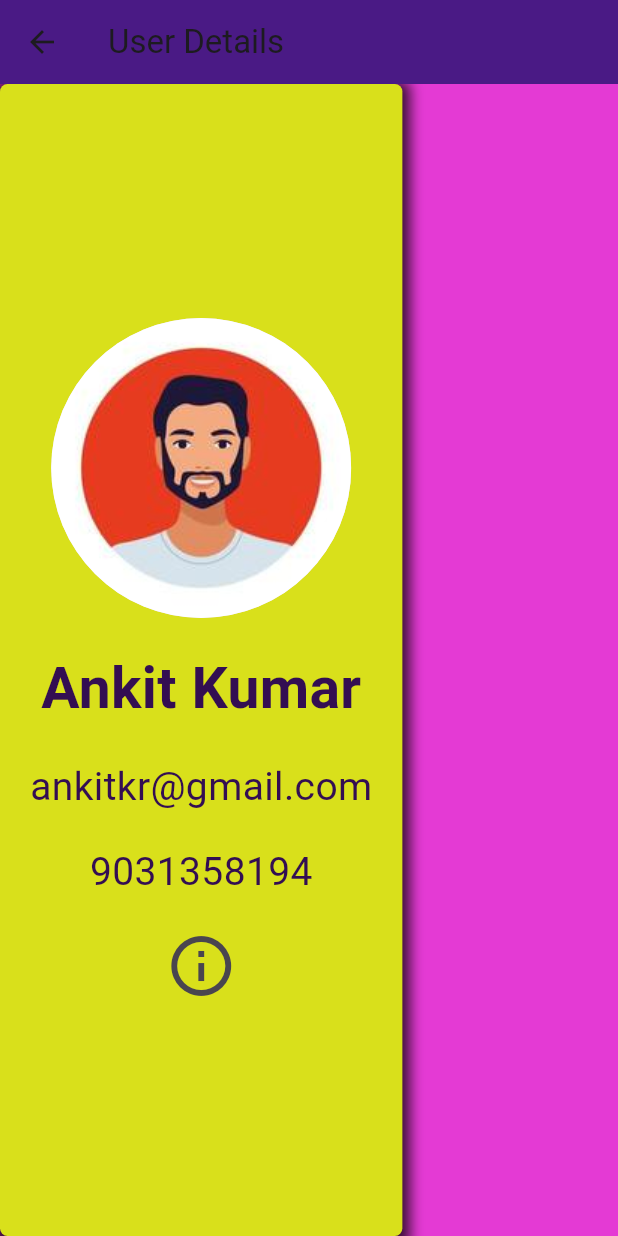
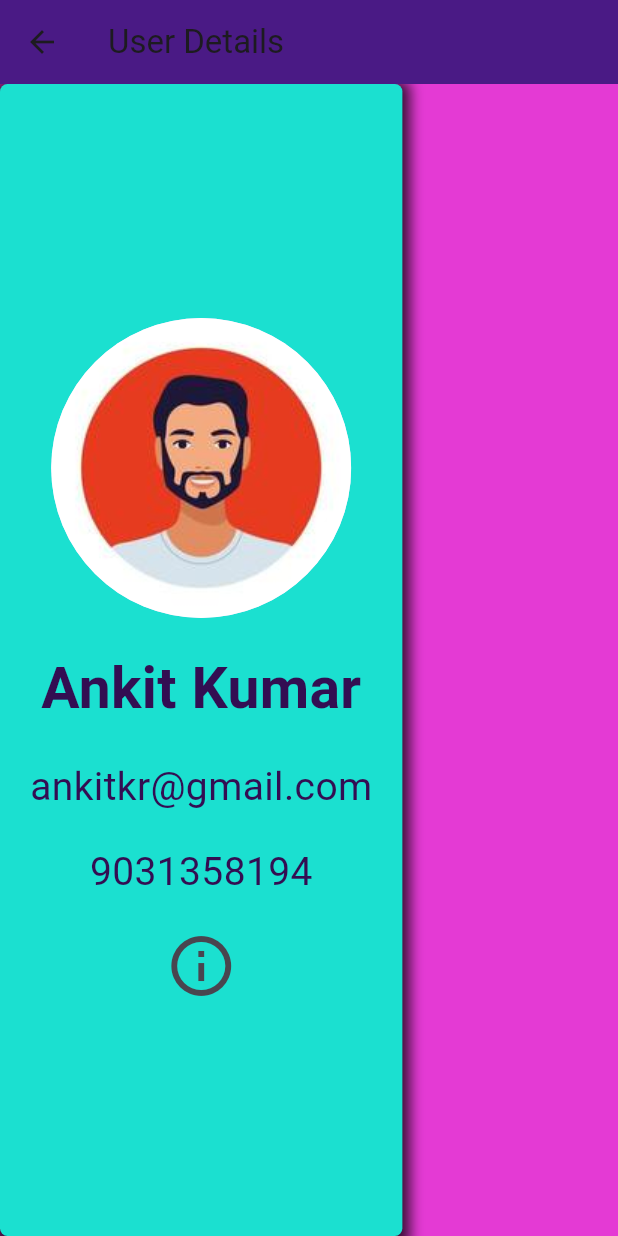
Before and after one commit to ankit071105/SilentSpeak, a Flutter app: the screen it shows after launch, after a tap on "Login", after a tap on the "perm contact calendar" icon, on a phone screen of 412 x 824 dp. Run offline on Flutter 3.47's test engine with Material 3 defaults, Android fonts, the phone set to English and light mode, and no system bars; our stand-ins replace video_player.

Commit message:
Add files via upload

```diff
--- a/lib/contact_us.dart
+++ b/lib/contact_us.dart
@@ -1,6 +1,5 @@
 import 'package:flutter/material.dart';
-import 'package:news/post.dart';
-import 'main.dart';
+
 
 class ContactUsPage extends StatelessWidget {
   @override
@@ -62,7 +61,7 @@ class ContactUsPage extends StatelessWidget {
                           borderRadius: BorderRadius.circular(40), // Adjust the radius as needed
                           child: Image.asset(
                             'assets/images/1209.jpeg', // Replace with your image path
-                            height: 250,
+                            height: 200,
                           ),
                         )
 
--- a/lib/game.dart
+++ b/lib/game.dart
@@ -5,16 +5,16 @@ import 'stone.dart';
 
 void main() {
   runApp(MaterialApp(
-    home: MyApp(),
+    home: Hello(),
   ));
 }
 
-class MyApp extends StatefulWidget {
+class Hello extends StatefulWidget {
   @override
   _MyAppState createState() => _MyAppState();
 }
 
-class _MyAppState extends State<MyApp> with SingleTickerProviderStateMixin {
+class _MyAppState extends State<Hello> with SingleTickerProviderStateMixin {
   late AnimationController _controller;
   late Animation<double> _imageAnimation;
   late Animation<Offset> _buttonAnimation;
--- a/lib/home.dart
+++ b/lib/home.dart
@@ -31,13 +31,14 @@ class _HomeState extends State<Home> {
               : Matrix4.translationValues(500, 0, 0), // Slide in from the right
           child: Container(
             decoration: BoxDecoration(
-              color: Color(0xff6ad7ff),
+              color: Color(0xff9ef7ff),
               borderRadius: BorderRadius.only(
                 bottomLeft: Radius.circular(50.0),
                 topLeft: Radius.circular(50.0),
               ),
             ),
-            margin: EdgeInsets.only(left: 20.0),
+            margin: EdgeInsets.only(left: 30.0,bottom: 50),
+
             height: 400,
             width: double.infinity,
             child: ClipRRect(
@@ -74,7 +75,7 @@ class _HomeState extends State<Home> {
                       fontStyle: FontStyle.italic,
                       fontFamily: 'Futura',
                       fontWeight: FontWeight.w600,
-                      color: Color(0xff2e063a),
+                      color: Color(0xffc7f3ff),
                     ),
                   ),
                   SizedBox(height: 20),
@@ -85,7 +86,7 @@ class _HomeState extends State<Home> {
                       fontStyle: FontStyle.italic,
                       fontFamily: 'Futura',
                       fontWeight: FontWeight.w600,
-                      color: Color(0xff2e063a),
+                      color: Color(0xffffde71),
                     ),
                   ),
                 ],
--- a/lib/main.dart
+++ b/lib/main.dart
@@ -85,7 +85,7 @@ class LoginPage extends StatelessWidget {
   @override
   Widget build(BuildContext context) {
     return Scaffold(
-      backgroundColor: Color(0xff5fffc2),
+      backgroundColor: Color(0xff9dafbb),
       body: Center(
         child: SingleChildScrollView(
           child: Column(
@@ -95,7 +95,7 @@ class LoginPage extends StatelessWidget {
               Hero(
                 tag: 'logo',
                 child: CircleAvatar(
-                  radius: 200,
+                  radius: 180,
                   backgroundImage: AssetImage('assets/images/120.png'), // Replace 'assets/logo_image.png' with your image path
                 ),
               ),
@@ -139,7 +139,8 @@ class LoginPage extends StatelessWidget {
                     SizedBox(height: 20),
                     TextButton(
                       onPressed: signUpCallback,
-                      child: Text('Sign Up'),
+                      child: Text('Sign Up' , style: TextStyle(color:Color(
+                          0xff0b165d) ),),
                     ),
                   ],
                 ),
@@ -161,7 +162,7 @@ class SignUpPage extends StatelessWidget {
   @override
   Widget build(BuildContext context) {
     return Scaffold(
-      backgroundColor: Color(0xff5fffc2),
+      backgroundColor: Color(0xff6e8093),
       body: Center(
         child: SingleChildScrollView(
           child: Column(
@@ -171,8 +172,8 @@ class SignUpPage extends StatelessWidget {
               Hero(
                 tag: 'logo',
                 child: CircleAvatar(
-                  radius: 200,
-                  backgroundImage: AssetImage('assets/images/120.png'), // Replace 'assets/logo_image.png' with your image path
+                  radius: 150,
+                  backgroundImage: AssetImage('assets/images/1200.png'), // Replace 'assets/logo_image.png' with your image path
                 ),
               ),
               SizedBox(height: 40),
@@ -251,7 +252,8 @@ class SignUpPage extends StatelessWidget {
                     SizedBox(height: 20),
                     TextButton(
                       onPressed: backToLoginCallback,
-                      child: Text('Already Logged In?'),
+                      child: Text('Already Logged In?' ,
+                      style: TextStyle(color: Colors.white,),),
                     ),
                   ],
                 ),
@@ -283,14 +285,6 @@ class MainContent extends StatelessWidget {
           children: [
             Stack(
               children: [
-                Hero(
-                  tag: 'logo',
-                  child: CircleAvatar(
-                    radius: 100,
-                    backgroundImage: AssetImage('assets/images/120.png'), // Replace 'assets/logo_image.png' with your image path
-                  ),
-                ),
-                Profile(),
                 Post(),
               ],
             ),
--- a/lib/post.dart
+++ b/lib/post.dart
@@ -3,16 +3,18 @@ import 'package:news/Footer.dart';
 import 'package:news/home.dart';
 
 import 'package:news/post3.dart';
+import 'package:news/profile.dart';
 
 class Post extends StatelessWidget {
   @override
   Widget build(BuildContext context) {
     return Padding(
-      padding: const EdgeInsets.only(top: 390),
+      padding: const EdgeInsets.only(top: 0),
       child: Column(
         children: [
           Column(
             children: [
+              Profile(),
               SizedBox(height: 40),
               Home(),
               SizedBox(height: 40),
--- a/lib/post3.dart
+++ b/lib/post3.dart
@@ -100,6 +100,7 @@ class _Post3State extends State<Post3> {
     'ଷ': '--...', 'ସ': '...', 'ହ': '..-.', 'ଡ଼': '.-.--', 'ଢ଼': '.-.--.', 'ଣ଼': '.--.-', 'ଃ': '.-..-', 'ଽ': '.-.-.',
     'ଁ': '..--.', '଼': '.----', '୍': '.-.-',
     'ା': '.-', 'ି': '..-', 'ୀ': '..-..', 'ୁ': '.--', 'ୂ': '.-..-', 'େ': '-.', 'ୈ': '-.--', 'ୋ': '---', 'ୌ': '.--.', 'ୃ': '.--.-',
+    "Bijay":".-.-.-"
   };
 
   // Function to convert text to Morse code
@@ -182,7 +183,7 @@ class _Post3State extends State<Post3> {
                   updateMorseRepresentation(text);
                 },
                 decoration: InputDecoration(labelText: 'Enter Text or Morse Code'),
-                style: TextStyle(color: Color(0xff290231), ),
+                style: TextStyle(color: Color(0xffeafffb), ),
               ),
               SizedBox(height: 10.0),
               ElevatedButton(
@@ -206,23 +207,23 @@ class _Post3State extends State<Post3> {
 
               Text(
                 'Morse Representation:',
-                style: TextStyle(fontSize: 18, fontWeight: FontWeight.bold, color: Color(0xff3e0375)),
+                style: TextStyle(fontSize: 18, fontWeight: FontWeight.bold, color: Color(0xffeafffb)),
               ),
               SizedBox(height: 10.0),
               Text(
                 _morseRepresentation,
-                style: TextStyle(fontSize: 22, color: Color(0xff3e0375)),
+                style: TextStyle(fontSize: 22, color: Color(0xffeafffb)),
               ),
               SizedBox(height: 20.0),
               Text(
                 'Converted Text:',
                 style: TextStyle(fontSize: 18, fontWeight: FontWeight.bold, color: Color(
-                    0xff1e1444)),
+                    0xffeafffb)),
               ),
               SizedBox(height: 10.0),
               Text(
                 _convertedText,
-                style: TextStyle(fontSize: 28, color: Color(0xff3e0375)),
+                style: TextStyle(fontSize: 28,fontWeight: FontWeight.w900, color: Color(0xffd9e71b)),
               ),
             ],
           ),
--- a/lib/post4.dart
+++ b/lib/post4.dart
@@ -5,9 +5,9 @@ class Post4 extends StatelessWidget {
   @override
   Widget build(BuildContext context) {
     return Scaffold(
-      backgroundColor: Color(0xff09184b),
+      backgroundColor: Color(0xff055477),
       appBar: AppBar(
-        backgroundColor: Color(0xff241946),
+        backgroundColor: Color(0xff441279),
         elevation: 0,
         leading: IconButton(
           icon: Icon(Icons.arrow_back),
--- a/lib/profile.dart
+++ b/lib/profile.dart
@@ -1,6 +1,7 @@
 import 'package:flutter/material.dart';
 import 'package:news/singlepost.dart';
 import 'package:news/stone.dart';
+import 'package:news/video.dart';
 
 import 'game.dart';
 
@@ -13,13 +14,14 @@ class _ProfileState extends State<Profile> with SingleTickerProviderStateMixin {
   late AnimationController _controller;
   late Animation<double> _slideAnimation;
   late Animation<double> _fadeInAnimation;
+  late Animation<double> _shadowAnimation; // New animation for the box shadow
 
   @override
   void initState() {
     super.initState();
     _controller = AnimationController(
       vsync: this,
-      duration: Duration(milliseconds: 2000), // Changed duration to 0.5 seconds
+      duration: Duration(milliseconds: 3000),
     );
 
     _slideAnimation = Tween<double>(begin: 100, end: 0).animate(
@@ -36,6 +38,13 @@ class _ProfileState extends State<Profile> with SingleTickerProviderStateMixin {
       ),
     );
 
+    _shadowAnimation = Tween<double>(begin: 0, end: 10).animate(
+      CurvedAnimation(
+        parent: _controller,
+        curve: Interval(0.5, 1.0, curve: Curves.easeInOut), // Adjust the interval for when the shadow animation occurs
+      ),
+    );
+
     _controller.forward();
   }
 
@@ -48,55 +57,70 @@ class _ProfileState extends State<Profile> with SingleTickerProviderStateMixin {
   @override
   Widget build(BuildContext context) {
     return Container(
-      padding: EdgeInsets.only(top: 50, left: 20, right: 20), // Added padding for top, left, and right
+      padding: EdgeInsets.only(top: 30, left: 30, right: 30),
       width: double.infinity,
-      height: 370,
+      height: 230,
       decoration: BoxDecoration(
-        color: Color(0xff20002c),
+        color: Color(0xff30a0af),
         borderRadius: BorderRadius.only(
-          bottomLeft: Radius.circular(130.0),
-          bottomRight: Radius.circular(0.0),
+          topLeft: Radius.circular(50),
+          topRight: Radius.circular(50),
         ),
+        shape: BoxShape.rectangle,
+        boxShadow: [
+          BoxShadow(
+            color: Colors.black.withOpacity(0.4),
+            spreadRadius: _shadowAnimation.value, // Apply animation to spreadRadius
+            blurRadius: 10,
+            offset: Offset(0, 5),
+          ),
+        ],
       ),
       child: AnimatedBuilder(
         animation: _controller,
         builder: (context, child) {
           return Column(
-            crossAxisAlignment: CrossAxisAlignment.center, // Align children at the center horizontally
+            crossAxisAlignment: CrossAxisAlignment.center,
             children: [
               Row(
                 mainAxisAlignment: MainAxisAlignment.spaceBetween,
                 children: [
-                  Expanded( // Added Expanded to prevent overflow
+                  Expanded(
                     child: Padding(
                       padding: EdgeInsets.only(left: _slideAnimation.value),
                       child: Opacity(
                         opacity: _fadeInAnimation.value,
-                        child: Text(
-                          'Silent-Speak',
-                          style: TextStyle(
-                            fontSize: 25.0,
-                            fontWeight: FontWeight.bold,
-                            color: Color(0xffd2e366),
-                            fontStyle: FontStyle.italic,
+                        child: ClipRRect(
+                          borderRadius: BorderRadius.circular(30.0),
+                          // Set the desired radius here
+                          child: Image.asset(
+                            'assets/images/1200.png',
+                            width: 100.0, // Set width as needed
+                            height: 100.0, // Set height as needed
+                            fit: BoxFit
+                                .cover, // Ensures the image covers the container
                           ),
                         ),
                       ),
                     ),
                   ),
+                  SizedBox(width: 20),
                   Container(
                     decoration: BoxDecoration(
-                      color: Color(0xff66e3c2),
-                      borderRadius: BorderRadius.circular(10), // Optional: Add border radius
+                      color: Color(0xff66e3df),
+                      borderRadius: BorderRadius.circular(10),
                     ),
                     child: IconButton(
                       icon: Icon(Icons.perm_contact_cal_sharp,),
                       onPressed: () {
-                        // Navigate to the Single screen with user details
                         Navigator.push(
                           context,
                           MaterialPageRoute(
-                            builder: (context) => Single(name: 'Ankit Kumar', email: 'ankitkr@gmail.com', phoneNumber: '9031358194', pictureUrl: 'assets/images/1.jpeg',),
+                            builder: (context) =>
+                                Single(name: 'Ankit Kumar',
+                                  email: 'ankitkr@gmail.com',
+                                  phoneNumber: '9031358194',
+                                  pictureUrl: 'assets/images/1.jpeg',),
                           ),
                         );
                       },
@@ -105,17 +129,34 @@ class _ProfileState extends State<Profile> with SingleTickerProviderStateMixin {
                   SizedBox(width: 20),
                   Container(
                     decoration: BoxDecoration(
-                      color: Color(0xff66e3c2),
-                      borderRadius: BorderRadius.circular(10), // Optional: Add border radius
+                      color: Color(0xff54efef),
+                      borderRadius: BorderRadius.circular(10),
                     ),
                     child: IconButton(
-                      icon: Icon(Icons.games), // Added button with games icon
+                      icon: Icon(Icons.games),
                       onPressed: () {
-                        // Navigate to the Stone Paper Scissors game screen
                         Navigator.push(
                           context,
                           MaterialPageRoute(
-                            builder: (context) => MyApp(),
+                            builder: (context) => Hello(),
+                          ),
+                        );
+                      },
+                    ),
+                  ),
+                  SizedBox(width: 20),
+                  Container(
+                    decoration: BoxDecoration(
+                      color: Color(0xff54efef),
+                      borderRadius: BorderRadius.circular(10),
+                    ),
+                    child: IconButton(
+                      icon: Icon(Icons.video_collection_sharp),
+                      onPressed: () {
+                        Navigator.push(
+                          context,
+                          MaterialPageRoute(
+                            builder: (context) => Helo(),
                           ),
                         );
                       },
@@ -124,36 +165,16 @@ class _ProfileState extends State<Profile> with SingleTickerProviderStateMixin {
                 ],
               ),
               SizedBox(height: 20),
-              Transform.translate(
-                offset: Offset(-_slideAnimation.value, 0),
-                child: Center( // Center the avatar image
-                  child: Container(
-                    child: CircleAvatar(
-                      radius: 60,
-                      child: ClipRRect(
-                        borderRadius: BorderRadius.circular(60), // Match the border radius of the container
-                        child: Image.asset(
-                          "assets/images/32.png",
-                          width:200, // Adjust the width and height as needed
-                          height: 200, // Adjust the width and height as needed
-                          fit: BoxFit.fill,
-                        ),
-                      ),
-                    ),
-                  ),
-                ),
-              ),
-              SizedBox(height: 5),
               Opacity(
                 opacity: _fadeInAnimation.value,
                 child: Padding(
-                  padding: EdgeInsets.only(left: _slideAnimation.value), // Adjusted padding here
+                  padding: EdgeInsets.only(left: _slideAnimation.value),
                   child: Text(
                     'Learn Your Voice',
                     style: TextStyle(
-                      fontSize: 20.0,
+                      fontSize: 23.0,
                       fontWeight: FontWeight.bold,
-                      color: Color(0xffa9e76f),
+                      color: Color(0xff7efff4),
                       fontStyle: FontStyle.italic,
                     ),
                   ),
--- a/lib/singlepost.dart
+++ b/lib/singlepost.dart
@@ -92,7 +92,7 @@ class _SingleState extends State<Single> with SingleTickerProviderStateMixin {
       backgroundColor: _colorAnimation.value, // Set background color to dynamically changing color
       body: Container(
         decoration: BoxDecoration(
-          color: Color(0xffd9e01b), // Background color
+          color: Color(0xff1be0d0), // Background color
           borderRadius: BorderRadius.circular(5), // Adjust border radius as needed
           boxShadow: [
             BoxShadow(
```
Also changed, not shown: lib/AppBar.dart (deleted, +0 -274 lines), lib/myStyle.dart (+4 -4 lines), lib/stone.dart (+1 -8 lines), lib/video.dart (added, +234 -0 lines).
